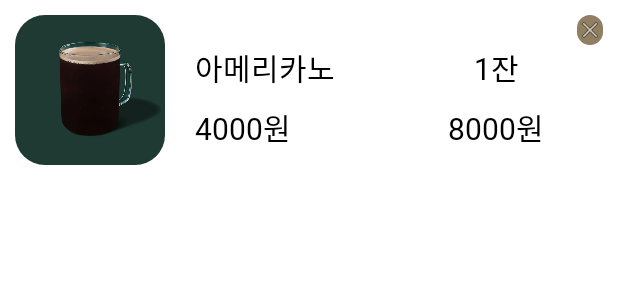
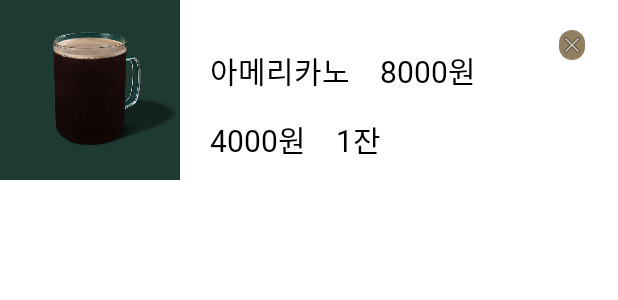
Before and after one commit to chang0-0/Android-SmartStore, an Android app: the layout list_item_shopping_list.xml on its own in the app's theme, with its tools: preview values and no code run, on a phone screen of 412 x 824 dp. Shown: the top 300 px of the screen. Run offline under Robolectric (Android 15) with nearby library versions, the phone set to English and light mode, and no system bars; network calls fail.

Commit message:
2022-11-23 PM 14:41 UI change

```diff
--- a/client/smartstore_project_jetpack/app/src/main/java/com/ssafy/smartstore/adapter/ShoppingListAdapter.kt
+++ b/client/smartstore_project_jetpack/app/src/main/java/com/ssafy/smartstore/adapter/ShoppingListAdapter.kt
@@ -31,7 +31,8 @@ class ShoppingListAdapter(
             binding.textShoppingMenuName.text = orderDetail.productName
             binding.textShoppingMenuMoney.text = orderDetail.unitPrice.toString() + "원"
             binding.textShoppingMenuCount.text = orderDetail.quantity.toString() + "잔"
-            binding.textShoppingMenuMoneyAll.text = (orderDetail.quantity * orderDetail.unitPrice).toString() + "원"
+            binding.textShoppingMenuMoneyAll.text =
+                (orderDetail.quantity * orderDetail.unitPrice).toString() + "원"
 
             binding.cancel.setOnClickListener {
                 fragment.shoppingListDelete(orderDetail)
@@ -42,7 +43,8 @@ class ShoppingListAdapter(
     } // End of ShoppingListHolder inner class
 
     override fun onCreateViewHolder(parent: ViewGroup, viewType: Int): ShoppingListHolder {
-        binding = ListItemShoppingListBinding.inflate(LayoutInflater.from(parent.context))
+        binding = ListItemShoppingListBinding.inflate(inflater, container, false)
+        //binding = ListItemShoppingListBinding.inflate()
         return ShoppingListHolder(binding.root)
     } // End of onCreateViewHolder
 
--- a/client/smartstore_project_jetpack/app/src/main/java/com/ssafy/smartstore/config/ApplicationClass.kt
+++ b/client/smartstore_project_jetpack/app/src/main/java/com/ssafy/smartstore/config/ApplicationClass.kt
@@ -64,5 +64,4 @@ class ApplicationClass : Application() {
             .client(okHttpClient)
             .build()
     }
-
 }
--- /dev/null
+++ b/client/smartstore_project_jetpack/app/src/main/res/drawable-v24/selector_switch.xml
@@ -0,0 +1,5 @@
+<?xml version="1.0" encoding="utf-8"?>
+<selector xmlns:android="http://schemas.android.com/apk/res/android">
+    <item android:drawable="@drawable/shape_switch_track_off" android:state_checked="false" />
+    <item android:drawable="@drawable/shape_switch_track_on" android:state_checked="true" />
+</selector>
--- /dev/null
+++ b/client/smartstore_project_jetpack/app/src/main/res/drawable-v24/shape_switch_thumb.xml
@@ -0,0 +1,5 @@
+<?xml version="1.0" encoding="utf-8"?>
+<selector xmlns:android="http://schemas.android.com/apk/res/android">
+    <item android:drawable="@drawable/shape_switch_track_off" android:state_checked="false" />
+    <item android:drawable="@drawable/shape_switch_track_on" android:state_checked="true" />
+</selector>
--- a/client/smartstore_project_jetpack/app/src/main/res/layout/list_item_shopping_list.xml
+++ b/client/smartstore_project_jetpack/app/src/main/res/layout/list_item_shopping_list.xml
@@ -1,40 +1,37 @@
 <?xml version="1.0" encoding="utf-8"?>
-<LinearLayout xmlns:android="http://schemas.android.com/apk/res/android"
+<androidx.constraintlayout.widget.ConstraintLayout xmlns:android="http://schemas.android.com/apk/res/android"
+        xmlns:tools="http://schemas.android.com/tools"
+        xmlns:app="http://schemas.android.com/apk/res-auto"
         android:layout_width="match_parent"
-    android:layout_height="wrap_content"
-    xmlns:app="http://schemas.android.com/apk/res-auto"
-    android:layout_margin="10dp">
+        android:layout_height="120dp">
 
-    <androidx.cardview.widget.CardView
-        android:layout_width="100dp"
-        android:layout_height="100dp"
-        app:cardCornerRadius="20dp"
-        app:cardElevation="0dp"
-        android:backgroundTint="@color/coffee_menu_back"
-        app:layout_constraintStart_toStartOf="parent"
-        app:layout_constraintTop_toTopOf="parent">
     <ImageView
             android:id="@+id/menuImage"
             android:layout_gravity="center"
-            android:layout_width="wrap_content"
-            android:layout_height="wrap_content"
+            android:layout_width="120dp"
+            android:layout_height="120dp"
+            app:layout_constraintTop_toTopOf="parent"
+            app:layout_constraintBottom_toBottomOf="parent"
+            app:layout_constraintStart_toStartOf="parent"
             android:adjustViewBounds="true"
             android:src="@drawable/coffee1" />
-    </androidx.cardview.widget.CardView>
-    <LinearLayout
-        android:layout_width="150dp"
-        android:layout_height="match_parent"
-        android:orientation="vertical"
-        android:paddingTop="20dp"
-        android:paddingLeft="20dp">
+
+
     <TextView
+            android:gravity="center"
+            android:layout_marginStart="20dp"
             android:id="@+id/textShoppingMenuName"
             android:layout_width="wrap_content"
             android:layout_height="wrap_content"
             android:text="아메리카노"
             android:textSize="20dp"
             android:layout_weight="1"
-            style="@style/Text.Regular"/>
+            style="@style/Text.Regular"
+            app:layout_constraintStart_toEndOf="@+id/menuImage"
+            app:layout_constraintTop_toTopOf="parent"
+            app:layout_constraintBottom_toBottomOf="parent"
+            android:layout_marginBottom="26dp" />
+
     <TextView
             android:id="@+id/textShoppingMenuMoney"
             android:layout_width="wrap_content"
@@ -42,14 +39,10 @@
             android:text="4000원"
             android:textSize="20dp"
             android:layout_weight="1"
-            style="@style/Text.Regular"/>
-    </LinearLayout>
-
-    <LinearLayout
-        android:layout_width="match_parent"
-        android:layout_height="match_parent"
-        android:orientation="vertical"
-        >
+            style="@style/Text.Regular"
+            app:layout_constraintTop_toBottomOf="@+id/textShoppingMenuName"
+            android:layout_marginTop="16dp"
+            app:layout_constraintStart_toStartOf="@+id/textShoppingMenuName" />
 
     <ImageView
             android:id="@+id/cancel"
@@ -58,7 +51,12 @@
             android:layout_height="20dp"
             android:background="@drawable/button_regular"
             app:backgroundTint="@null"
-                app:srcCompat="@android:drawable/ic_menu_close_clear_cancel" />
+            app:srcCompat="@android:drawable/ic_menu_close_clear_cancel"
+            app:layout_constraintTop_toTopOf="parent"
+            android:layout_marginEnd="22dp"
+            app:layout_constraintEnd_toEndOf="parent"
+            android:layout_marginTop="20dp" />
+
     <TextView
             android:id="@+id/textShoppingMenuCount"
             android:layout_gravity="center"
@@ -67,9 +65,13 @@
             android:text="1잔"
             android:textSize="20dp"
             android:layout_weight="1"
-            style="@style/Text.Regular"/>
+            style="@style/Text.Regular"
+            app:layout_constraintTop_toTopOf="@+id/textShoppingMenuMoney"
+            app:layout_constraintStart_toEndOf="@+id/textShoppingMenuMoney"
+            android:layout_marginStart="20dp" />
 
     <TextView
+            android:layout_marginStart="20dp"
             android:id="@+id/textShoppingMenuMoneyAll"
             style="@style/Text.Regular"
             android:layout_width="wrap_content"
@@ -77,9 +79,8 @@
             android:layout_gravity="center"
             android:layout_weight="1"
             android:text="8000원"
-            android:textSize="20dp" />
-    </LinearLayout>
+            android:textSize="20dp"
+            app:layout_constraintStart_toEndOf="@+id/textShoppingMenuName"
+            app:layout_constraintTop_toTopOf="@+id/textShoppingMenuName" />
 
-
-
-</LinearLayout>
+</androidx.constraintlayout.widget.ConstraintLayout>
```
Also changed, not shown: client/smartstore_project_jetpack/app/src/main/java/com/ssafy/smartstore/fragment/ShoppingListFragment.kt (+21 -38 lines), client/smartstore_project_jetpack/app/src/main/res/drawable-v24/shape_switch_track_off.xml (added, +10 -0 lines), client/smartstore_project_jetpack/app/src/main/res/drawable-v24/shape_switch_track_on.xml (added, +11 -0 lines), client/smartstore_project_jetpack/app/src/main/res/drawable/thumb.xml (added, +20 -0 lines), client/smartstore_project_jetpack/app/src/main/res/drawable/track.xml (added, +21 -0 lines), client/smartstore_project_jetpack/app/src/main/res/layout/fragment_shopping_list.xml (+49 -31 lines). Lines whose indentation alone changed are shown as unchanged.
